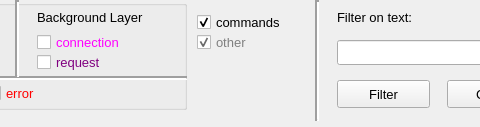
ObjectVision/GeoDMS, file qtgui/exe/res/ui/DmsEventLogSelection.ui: the form before one commit; both pictures show x 333 to 813 and y 0 to 127 of the 1184 by 127 pixel window.
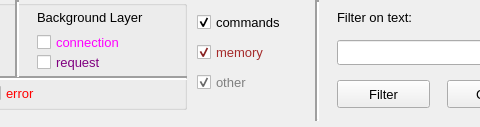
The form after the commit.

Commit message: categroy memory added

Patch:
```diff
--- a/qtgui/exe/res/ui/DmsEventLogSelection.ui
+++ b/qtgui/exe/res/ui/DmsEventLogSelection.ui
@@ -369,7 +369,7 @@
    <property name="geometry">
     <rect>
      <x>530</x>
-     <y>30</y>
+     <y>70</y>
      <width>66</width>
      <height>25</height>
     </rect>
@@ -473,6 +473,30 @@
     <string>Clear </string>
    </property>
   </widget>
+  <widget class="QCheckBox" name="m_category_filter_memory">
+   <property name="geometry">
+    <rect>
+     <x>530</x>
+     <y>40</y>
+     <width>87</width>
+     <height>25</height>
+    </rect>
+   </property>
+   <property name="font">
+    <font>
+     <pointsize>10</pointsize>
+    </font>
+   </property>
+   <property name="styleSheet">
+    <string notr="true">color: brown;</string>
+   </property>
+   <property name="text">
+    <string>memory</string>
+   </property>
+   <property name="checked">
+    <bool>true</bool>
+   </property>
+  </widget>
  </widget>
  <resources/>
  <connections/>
```
